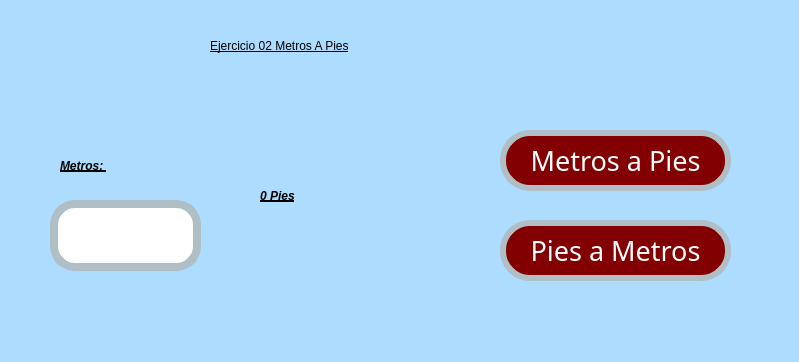
Above: Unidad 1/Ejercicios 1/E02_MetrosPies.ui from Perales14/PIP_2025_1_eq5 before the change. Below: the same form after it.
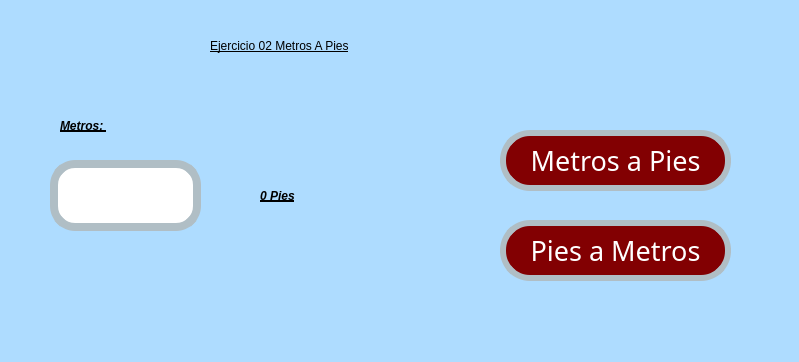
That is the form after the change.

```diff
--- a/Unidad 1/Ejercicios 1/E02_MetrosPies.ui
+++ b/Unidad 1/Ejercicios 1/E02_MetrosPies.ui
@@ -79,7 +79,7 @@
     <property name="geometry">
      <rect>
       <x>60</x>
-      <y>150</y>
+      <y>110</y>
       <width>131</width>
       <height>31</height>
      </rect>
@@ -121,7 +121,7 @@
     <property name="geometry">
      <rect>
       <x>50</x>
-      <y>200</y>
+      <y>160</y>
       <width>151</width>
       <height>71</height>
      </rect>
```
